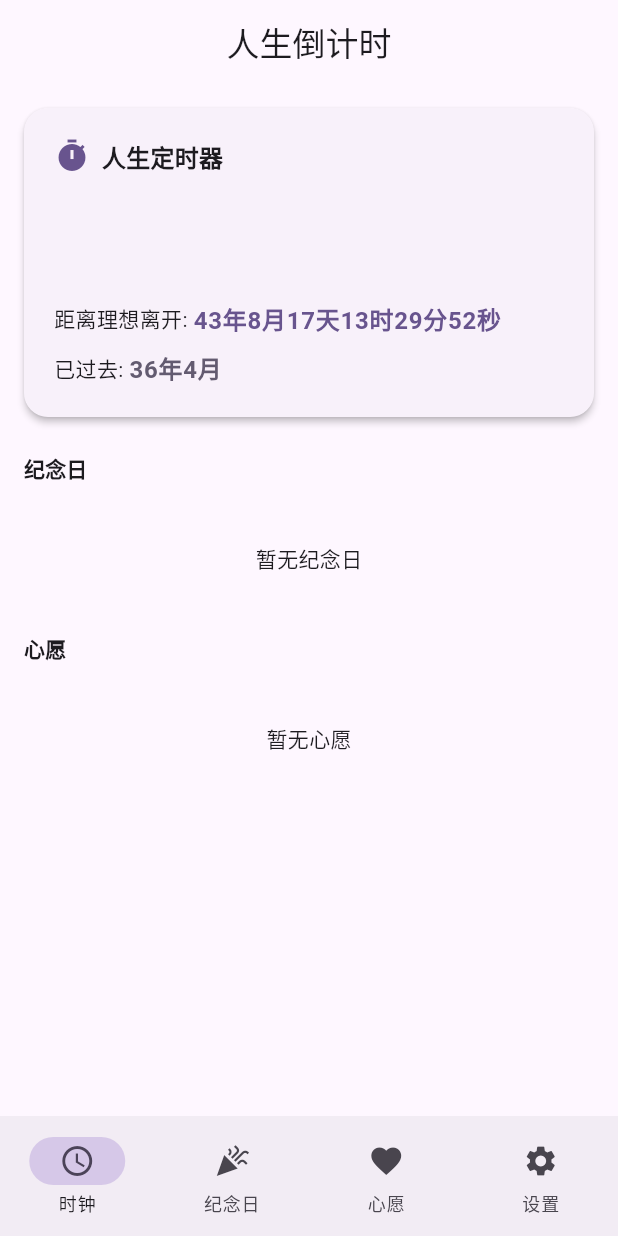
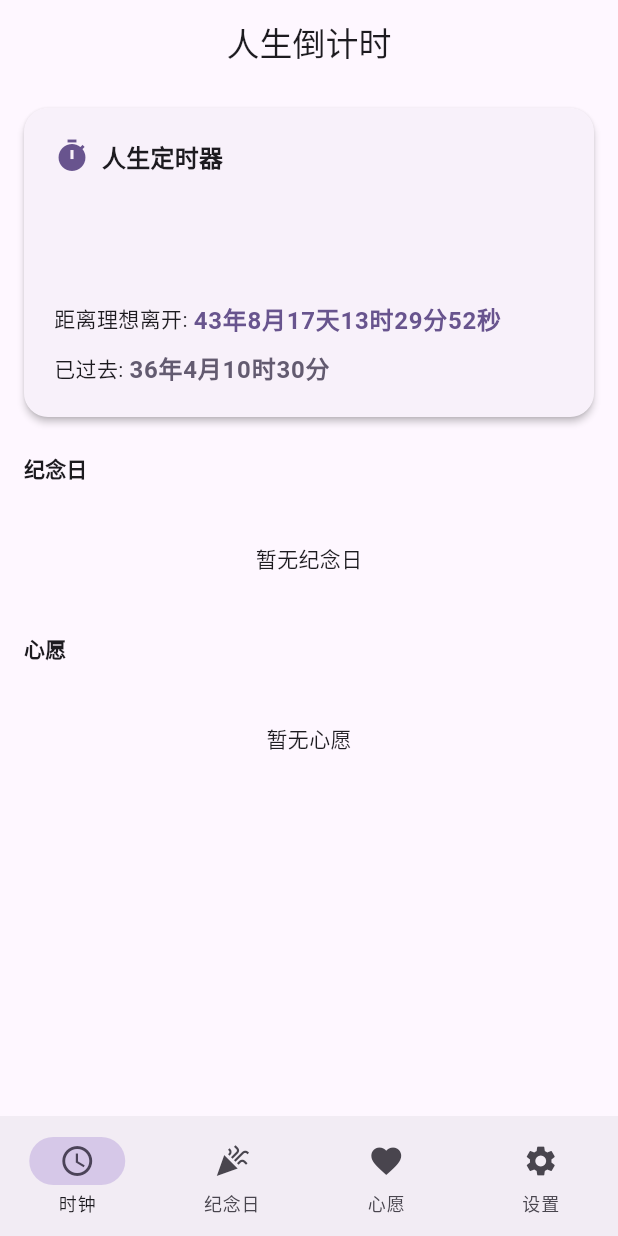
Before and after one commit to kenny-project/ArrivalDays, a Flutter app: the screen it shows after launch, on a phone screen of 412 x 824 dp. Run offline on Flutter 3.47's test engine with Material 3 defaults, Android fonts, the phone set to English and light mode, and no system bars; our stand-ins replace file_picker, flutter_local_notifications, flutter_riverpod, share_plus, sqflite, sqflite_common_ffi_web and 1 more; accounts and stored records are empty.

Commit message:
feat: show elapsed time with hours and minutes

```diff
--- a/lib/features/clock/widgets/life_timer_card.dart
+++ b/lib/features/clock/widgets/life_timer_card.dart
@@ -96,6 +96,8 @@ class LifeTimerCard extends ConsumerWidget {
     final elapsed = DateTime.now().difference(birthDate);
     final years = elapsed.inDays ~/ 365;
     final months = (elapsed.inDays % 365) ~/ 30;
+    final hours = elapsed.inHours % 24;
+    final minutes = elapsed.inMinutes % 60;
 
     return Row(
       children: [
@@ -104,7 +106,7 @@ class LifeTimerCard extends ConsumerWidget {
           style: theme.textTheme.bodyMedium,
         ),
         Text(
-          '${years}年${months}月',
+          '${years}年${months}月${hours.toString().padLeft(2, '0')}时${minutes.toString().padLeft(2, '0')}分',
           style: theme.textTheme.bodyLarge?.copyWith(
             fontWeight: FontWeight.bold,
             color: theme.colorScheme.secondary,
```
